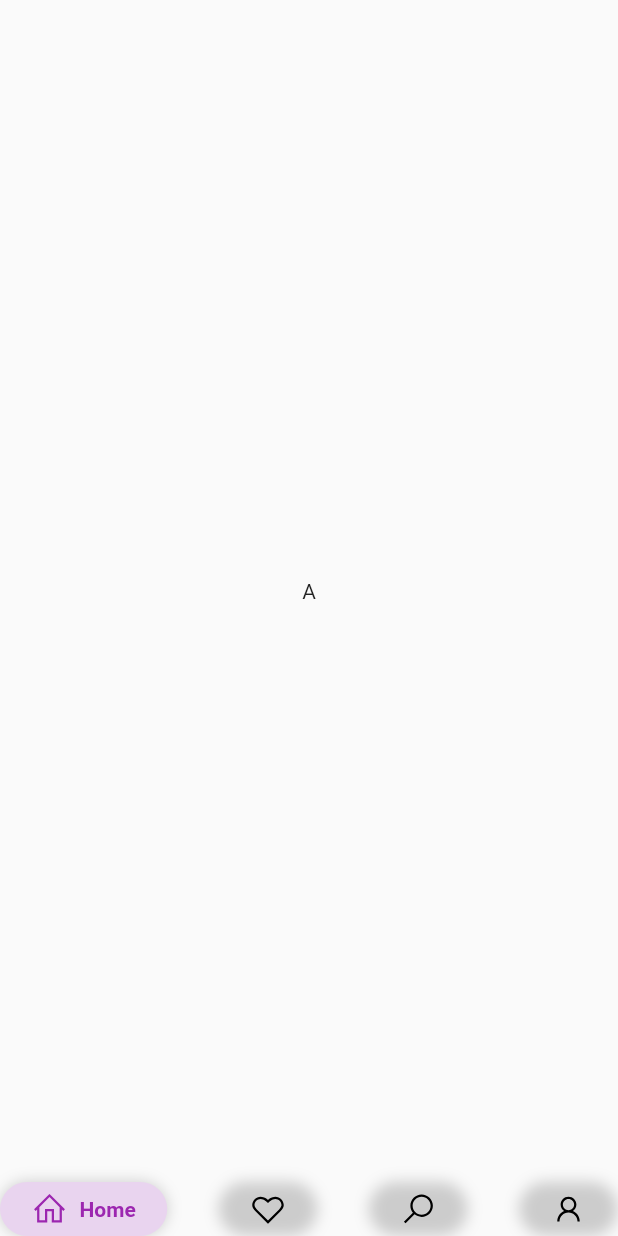
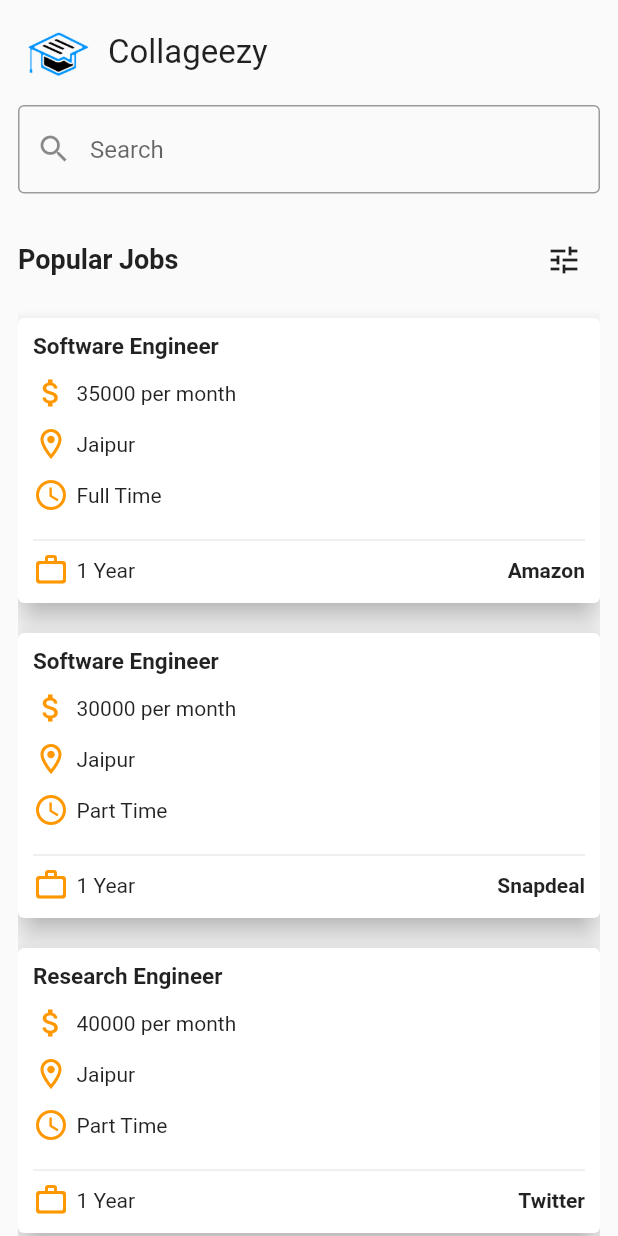
Before and after one commit to amitsh223/collageezy, a Flutter app: the HomeScreen screen opened directly, on a phone screen of 412 x 824 dp. Run offline on Flutter 3.47's test engine with Material 2 defaults, Android fonts, the phone set to English and light mode, and no system bars; drawn by our look-alikes of google_nav_bar; our stand-ins replace firebase_auth, firebase_core, firebase_database, firebase_storage, flutter_spinkit, fluttertoast and 6 more; missing offline and left inert: aadhaar_offline_ekyc; accounts and stored records are empty.

Commit message:
done with home screen

```diff
--- a/lib/editProfile.dart
+++ b/lib/editProfile.dart
@@ -9,7 +9,11 @@
 }
 
 class _EditProfileState extends State<EditProfile> {
-  String? name;
+  String? name = "Mahesh Kumar";
+  String? contact = "9876543210";
+  String? enrollmentNo = "19EJCCS023";
+  String? collegeName = "Jaipur Engineering College And Research Center";
+  String? adhaarNo = "123412341234";
   @override
   Widget build(BuildContext context) {
     return Scaffold(
@@ -29,7 +33,8 @@
         ),
         backgroundColor: Colors.white,
       ),
-      body: Padding(
+      body: SingleChildScrollView(
+        child: Padding(
           padding: const EdgeInsets.symmetric(horizontal: 16.0),
           child: Column(
             children: [
@@ -52,8 +57,9 @@
                     "Name",
                     style: GoogleFonts.roboto(color: Colors.grey),
                   )),
-            TextField(
-
+              TextFormField(
+                enabled: false,
+                initialValue: name,
               ),
               SizedBox(
                 height: 20,
@@ -64,7 +70,10 @@
                     "Contact",
                     style: GoogleFonts.roboto(color: Colors.grey),
                   )),
-            TextField(),
+              TextFormField(
+                enabled: false,
+                initialValue: contact,
+              ),
               SizedBox(
                 height: 20,
               ),
@@ -74,7 +83,10 @@
                     "Enrollment No",
                     style: GoogleFonts.roboto(color: Colors.grey),
                   )),
-            TextField(),
+              TextFormField(
+                enabled: false,
+                initialValue: enrollmentNo,
+              ),
               SizedBox(
                 height: 20,
               ),
@@ -84,8 +96,25 @@
                     "College Name",
                     style: GoogleFonts.roboto(color: Colors.grey),
                   )),
-            TextField()
+              TextFormField(
+                enabled: false,
+                initialValue: collegeName,
+              ),
+              SizedBox(
+                height: 20,
+              ),
+              Align(
+                  alignment: Alignment.centerLeft,
+                  child: Text(
+                    "Adhaar Number",
+                    style: GoogleFonts.roboto(color: Colors.grey),
+                  )),
+              TextFormField(
+                enabled: false,
+                initialValue: adhaarNo,
+              ),
             ],
+          ),
         ),
       ),
     );
--- /dev/null
+++ b/lib/homeScreen.dart
@@ -0,0 +1,208 @@
+// ignore_for_file: avoid_unnecessary_containers, prefer_const_constructors
+
+import 'package:collageezy/models/jobModel.dart';
+import 'package:flutter/material.dart';
+import 'package:google_fonts/google_fonts.dart';
+import 'package:google_nav_bar/google_nav_bar.dart';
+import 'package:line_icons/line_icons.dart';
+
+class HomeScreen extends StatefulWidget {
+  const HomeScreen({Key? key}) : super(key: key);
+
+  @override
+  State<HomeScreen> createState() => _HomeScreenState();
+}
+
+class _HomeScreenState extends State<HomeScreen> {
+  List<JobModel> jobs = [
+    JobModel(
+        company: "Amazon",
+        jobTitle: "Software Engineer",
+        location: "Jaipur",
+        isPartTime: false,
+        expReq: "1",
+        salary: "35000"),
+    JobModel(
+        company: "Snapdeal",
+        jobTitle: "Software Engineer",
+        location: "Jaipur",
+        isPartTime: true,
+        expReq: "1",
+        salary: "30000"),
+    JobModel(
+        company: "Twitter",
+        jobTitle: "Research Engineer",
+        location: "Jaipur",
+        isPartTime: true,
+        expReq: "1",
+        salary: "40000"),
+    JobModel(
+        company: "Google",
+        jobTitle: "Software Engineer",
+        location: "Jaipur",
+        isPartTime: false,
+        expReq: "1",
+        salary: "50000"),
+  ];
+
+
+
+  @override
+  Widget build(BuildContext context) {
+    return GestureDetector(
+      onTap: () => FocusScope.of(context).unfocus(),
+      child: Scaffold(
+          body: SafeArea(
+        child: Padding(
+          padding: const EdgeInsets.symmetric(horizontal: 12.0),
+          child: Column(
+            children: [
+              SizedBox(
+                height: 10,
+              ),
+              Row(children: [
+                SizedBox(
+                    height: 50,
+                    width: 50,
+                    child: Image.asset("assets/appIcon.png")),
+                SizedBox(
+                  width: 10,
+                ),
+                Text("Collageezy", style: GoogleFonts.droidSerif(fontSize: 22))
+              ]),
+              SizedBox(
+                height: 10,
+              ),
+              Padding(
+                padding: const EdgeInsets.symmetric(horizontal: 0.0),
+                child: TextField(
+                  decoration: InputDecoration(
+                      hintText: "Search",
+                      prefixIcon: Icon(
+                        Icons.search,
+                      ),
+                      focusedBorder: OutlineInputBorder(
+                        borderSide: BorderSide(color: Colors.orange),
+                      ),
+                      border: OutlineInputBorder(
+                          borderSide: BorderSide(color: Colors.grey))),
+                ),
+              ),
+              SizedBox(
+                height: 20,
+              ),
+              Row(
+                mainAxisAlignment: MainAxisAlignment.spaceBetween,
+                children: [
+                  Text("Popular Jobs",
+                      style: GoogleFonts.droidSerif(
+                          fontSize: 18, fontWeight: FontWeight.bold)),
+                  IconButton(onPressed: () {}, icon: Icon(Icons.tune))
+                ],
+              ),
+              SizedBox(
+                height: 5,
+              ),
+              Expanded(
+                child: ListView.builder(
+
+                    itemCount: jobs.length,
+                    itemBuilder: (BuildContext ctx, int index) {
+                      return Card(
+                        margin: EdgeInsets.symmetric(vertical: 10),
+                        elevation: 8,
+                        child: Container(
+                          padding: EdgeInsets.all(10),
+                          child: Column(
+                            children: [
+                              Align(
+                                alignment: Alignment.centerLeft,
+                                child: Text(jobs[index].jobTitle ?? "",
+                                    style: GoogleFonts.droidSerif(
+                                        fontSize: 15,
+                                        fontWeight: FontWeight.w700)),
+                              ),
+                              SizedBox(
+                                height: 10,
+                              ),
+                              Row(
+                                children: [
+                                  Icon(
+                                    Icons.attach_money,
+                                    color: Colors.orange,
+                                  ),
+                                  SizedBox(
+                                    width: 5,
+                                  ),
+                                  Text(jobs[index].salary != null
+                                      ? jobs[index].salary! + " per month"
+                                      : "")
+                                ],
+                              ),
+                              SizedBox(
+                                height: 10,
+                              ),
+                              Row(
+                                children: [
+                                  Icon(Icons.location_on_outlined,
+                                      color: Colors.orange),
+                                  SizedBox(
+                                    width: 5,
+                                  ),
+                                  Text(jobs[index].location ?? "")
+                                ],
+                              ),
+                              SizedBox(
+                                height: 10,
+                              ),
+                              Row(
+                                children: [
+                                  Icon(Icons.watch_later_outlined,
+                                      color: Colors.orange),
+                                  SizedBox(
+                                    width: 5,
+                                  ),
+                                  Text(jobs[index].isPartTime == true
+                                      ? "Part Time"
+                                      : "Full Time")
+                                ],
+                              ),
+                              SizedBox(
+                                height: 10,
+                              ),
+                              Divider(),
+                              Row(
+                                mainAxisAlignment:
+                                    MainAxisAlignment.spaceBetween,
+                                children: [
+                                  Row(
+                                    children: [
+                                      Icon(Icons.work_outline_rounded,
+                                          color: Colors.orange),
+                                      SizedBox(
+                                        width: 5,
+                                      ),
+                                      Text(jobs[index].expReq != null
+                                          ? jobs[index].expReq! + " Year"
+                                          : "")
+                                    ],
+                                  ),
+                                  Text(jobs[index].company ?? "",
+                                      style: GoogleFonts.droidSerif(
+                                          fontSize: 14,
+                                          fontWeight: FontWeight.w700)),
+                                ],
+                              ),
+                            ],
+                          ),
+                        ),
+                      );
+                    }),
+              ),
+            ],
+          ),
+        ),
+      )),
+    );
+  }
+}
--- a/lib/home_screen.dart
+++ /dev/null
@@ -1,62 +0,0 @@
-// ignore_for_file: avoid_unnecessary_containers, prefer_const_constructors
-
-import 'package:flutter/material.dart';
-import 'package:google_nav_bar/google_nav_bar.dart';
-import 'package:line_icons/line_icons.dart';
-
-class HomeScreen extends StatefulWidget {
-  const HomeScreen({Key? key}) : super(key: key);
-
-  @override
-  State<HomeScreen> createState() => _HomeScreenState();
-}
-
-class _HomeScreenState extends State<HomeScreen> {
-  @override
-  Widget build(BuildContext context) {
-    return Scaffold(
-        bottomNavigationBar: GNav(
-            rippleColor:
-                Colors.grey[800]!, // tab button ripple color when pressed
-            hoverColor: Colors.grey[700]!, // tab button hover color
-            haptic: true, // haptic feedback
-            tabBorderRadius: 30,
-            tabActiveBorder: Border.all(
-                color: Colors.transparent, width: 1), // tab button border
-            tabBorder: Border.all(
-                color: Colors.transparent, width: 1), // tab button border
-            tabShadow: [
-              BoxShadow(color: Colors.grey.withOpacity(0.5), blurRadius: 8)
-            ], // tab button shadow
-            curve: Curves.easeOutExpo, // tab animation curves
-            duration: Duration(milliseconds: 900), // tab animation duration
-            gap: 8, // the tab button gap between icon and text
-            color: Colors.black, // unselected icon color
-            activeColor: Colors.purple, // selected icon and text color
-            iconSize: 24, // tab button icon size
-            tabBackgroundColor:
-                Colors.purple.withOpacity(0.1), // selected tab background color
-            padding: EdgeInsets.symmetric(
-                horizontal: 20, vertical: 5), // navigation bar padding
-            tabs: [
-              GButton(
-                icon: LineIcons.home,
-                text: 'Home',
-                backgroundColor: Color(0xffE9D4EF),
-              ),
-              GButton(
-                icon: LineIcons.heart,
-                text: 'Likes',
-              ),
-              GButton(
-                icon: LineIcons.search,
-                text: 'Search',
-              ),
-              GButton(
-                icon: LineIcons.user,
-                text: 'Profile',
-              )
-            ]),
-        body: Container(child: Center(child: Text("A"))));
-  }
-}
--- a/lib/main.dart
+++ b/lib/main.dart
@@ -1,4 +1,5 @@
 import 'package:collageezy/splesh_screen.dart';
+import 'package:collageezy/tab_page.dart';
 import 'package:collageezy/theme.dart';
 import 'package:firebase_core/firebase_core.dart';
 import 'package:flutter/material.dart';
@@ -34,8 +35,6 @@
   @override
   Widget build(BuildContext context) {
     return const MaterialApp(
-        debugShowCheckedModeBanner: false,
-        title: 'Admin',
-        home: SplashScreen());
+        debugShowCheckedModeBanner: false, title: 'Admin', home: TabPage());
   }
 }
--- /dev/null
+++ b/lib/models/jobModel.dart
@@ -0,0 +1,63 @@
+import 'dart:convert';
+
+class JobModel {
+  String? jobTitle;
+  String? salary;
+  String? location;
+  bool? isPartTime;
+  String? expReq;
+  String? company;
+  JobModel({
+    this.jobTitle,
+    this.salary,
+    this.location,
+    this.isPartTime,
+    this.expReq,
+    this.company,
+  });
+
+  Map<String, dynamic> toMap() {
+    return {
+      'jobTitle': jobTitle,
+      'salary': salary,
+      'location': location,
+      'isPartTime': isPartTime,
+      'expReq': expReq,
+      'company': company,
+    };
+  }
+
+  factory JobModel.fromMap(Map<String, dynamic> map) {
+    return JobModel(
+      jobTitle: map['jobTitle'],
+      salary: map['salary'],
+      location: map['location'],
+      isPartTime: map['isPartTime'],
+      expReq: map['expReq'],
+      company: map['company'],
+    );
+  }
+
+  String toJson() => json.encode(toMap());
+
+  factory JobModel.fromJson(String source) => JobModel.fromMap(json.decode(source));
+
+  @override
+  String toString() {
+    return 'JobModel(jobTitle: $jobTitle, salary: $salary, location: $location, isPartTime: $isPartTime, expReq: $expReq, company: $company)';
+  }
+
+  @override
+  bool operator ==(Object other) {
+    if (identical(this, other)) return true;
+
+    return other is JobModel &&
+      other.jobTitle == jobTitle &&
+      other.salary == salary &&
+      other.location == location &&
+      other.isPartTime == isPartTime &&
+      other.expReq == expReq &&
+      other.company == company;
+  }
+
+}
--- a/lib/register_screen2.dart
+++ b/lib/register_screen2.dart
@@ -1,7 +1,7 @@
 // ignore_for_file: prefer_const_constructors
 import 'dart:developer';
 import 'dart:io';
-import 'package:collageezy/home_screen.dart';
+import 'package:collageezy/homeScreen.dart';
 import 'package:collageezy/main.dart';
 import 'package:firebase_auth/firebase_auth.dart';
 import 'package:firebase_database/firebase_database.dart';
--- a/lib/splesh_screen.dart
+++ b/lib/splesh_screen.dart
@@ -1,6 +1,6 @@
 import 'dart:developer';
 
-import 'package:collageezy/home_screen.dart';
+import 'package:collageezy/homeScreen.dart';
 import 'package:collageezy/login_screen.dart';
 import 'package:collageezy/profile_menu.dart';
 import 'package:collageezy/register_screen1.dart';
--- a/lib/tab_page.dart
+++ b/lib/tab_page.dart
@@ -1,5 +1,6 @@
 import 'dart:developer';
 
+import 'package:collageezy/homeScreen.dart';
 import 'package:collageezy/profile_menu.dart';
 import 'package:flutter/material.dart';
 import 'package:line_icons/line_icons.dart';
@@ -98,11 +99,13 @@
         body: AnimatedSwitcher(
           duration: Duration(milliseconds: 800),
           child: selectedIndex != 3
-              ? AnimatedContainer(
-                  duration: Duration(milliseconds: 800),
-                  color: colors[selectedIndex],
-                  child: Center(child: Text("Hello")),
-                )
+              ? selectedIndex == 0
+                  ? HomeScreen()
+                  : AnimatedContainer(
+                      duration: Duration(milliseconds: 800),
+                      color: colors[selectedIndex],
+                      child: Center(child: Text("Hello")),
+                    )
               : ProfileMenu(),
         ));
   }
--- a/lib/verify_otp_screen.dart
+++ b/lib/verify_otp_screen.dart
@@ -2,7 +2,7 @@
 
 import 'dart:developer';
 
-import 'package:collageezy/home_screen.dart';
+import 'package:collageezy/homeScreen.dart';
 import 'package:collageezy/main.dart';
 import 'package:firebase_auth/firebase_auth.dart';
 import 'package:firebase_database/firebase_database.dart';
--- a/pubspec.yaml
+++ b/pubspec.yaml
@@ -82,6 +82,7 @@
   # To add assets to your application, add an assets section, like this:
   assets:
     - assets/
+    - assets/tech_logos/
   #   - images/a_dot_ham.jpeg
 
   # An image asset can refer to one or more resolution-specific "variants", see
```
Also changed, not shown: assets/tech_logos/amazon.png (added). Lines whose indentation alone changed are shown as unchanged.
